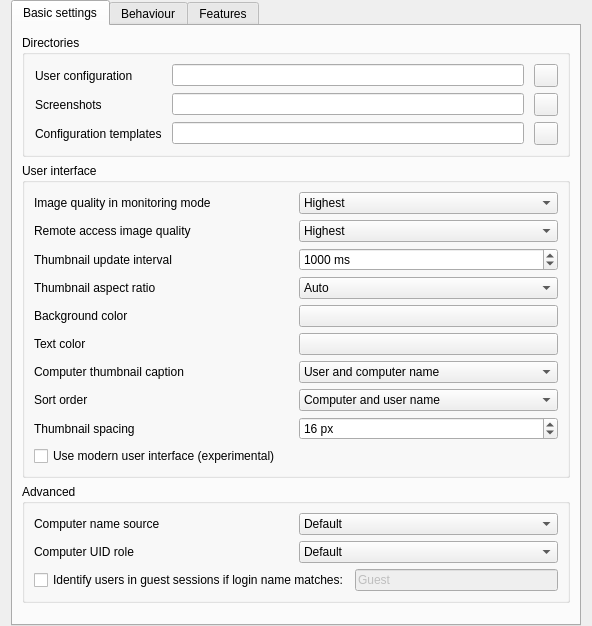
First picture: the form in configurator/src/MasterConfigurationPage.ui, repository veyon/veyon, before the edit.
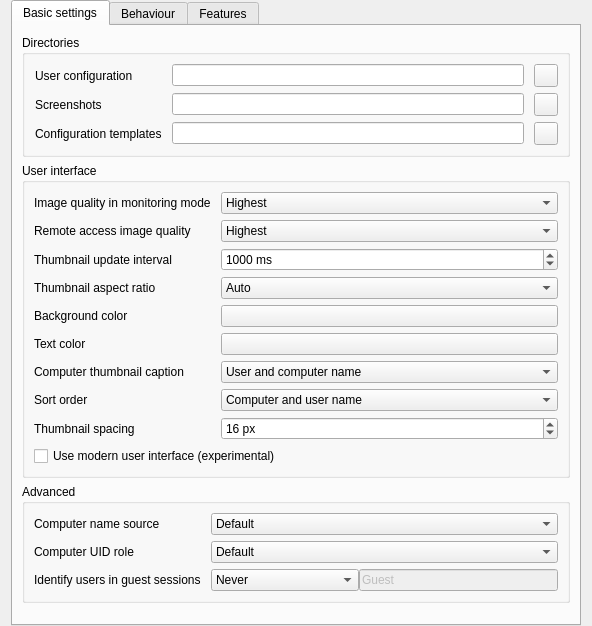
Second picture: the form after the edit. Icons and pictures are not drawn.

Commit message:
Add support for recognizing guest users by full name
This makes the configuration of guest user identification more
straightforward and at the same time allows to recognize guest users by
full name. This is required for guest accounts on Intune-managed shared
devices where the corresponding local account name is a dynamic value
such as shpctac0fff0 while only the users display name is e.g. "Guest".

Patch:
```diff
--- a/configurator/src/MasterConfigurationPage.ui
+++ b/configurator/src/MasterConfigurationPage.ui
@@ -93,17 +93,10 @@
          <property name="title">
           <string>User interface</string>
          </property>
-         <layout class="QGridLayout" name="gridLayout_2">
-          <item row="4" column="0">
-           <widget class="QLabel" name="label_6">
-            <property name="text">
-             <string>Background color</string>
-            </property>
-           </widget>
-          </item>
-          <item row="4" column="1">
-           <widget class="QPushButton" name="computerMonitoringBackgroundColor"/>
-          </item>
+         <layout class="QGridLayout" name="gridLayout_2" columnstretch="0,1">
+          <property name="horizontalSpacing">
+           <number>10</number>
+          </property>
           <item row="2" column="1">
            <widget class="QSpinBox" name="computerMonitoringUpdateInterval">
             <property name="suffix">
@@ -123,128 +116,6 @@
             </property>
            </widget>
           </item>
-          <item row="7" column="0">
-           <widget class="QLabel" name="label_10">
-            <property name="text">
-             <string>Sort order</string>
-            </property>
-           </widget>
-          </item>
-          <item row="0" column="0">
-           <widget class="QLabel" name="label_13">
-            <property name="text">
-             <string>Image quality in monitoring mode</string>
-            </property>
-           </widget>
-          </item>
-          <item row="8" column="1">
-           <widget class="QSpinBox" name="computerMonitoringThumbnailSpacing">
-            <property name="suffix">
-             <string> px</string>
-            </property>
-            <property name="prefix">
-             <string/>
-            </property>
-            <property name="minimum">
-             <number>2</number>
-            </property>
-            <property name="maximum">
-             <number>50</number>
-            </property>
-            <property name="value">
-             <number>16</number>
-            </property>
-           </widget>
-          </item>
-          <item row="8" column="0">
-           <widget class="QLabel" name="label_11">
-            <property name="text">
-             <string>Thumbnail spacing</string>
-            </property>
-           </widget>
-          </item>
-          <item row="6" column="0">
-           <widget class="QLabel" name="label_8">
-            <property name="text">
-             <string>Computer thumbnail caption</string>
-            </property>
-           </widget>
-          </item>
-          <item row="5" column="1">
-           <widget class="QPushButton" name="computerMonitoringTextColor"/>
-          </item>
-          <item row="7" column="1">
-           <widget class="QComboBox" name="computerMonitoringSortOrder">
-            <item>
-             <property name="text">
-              <string>Computer and user name</string>
-             </property>
-            </item>
-            <item>
-             <property name="text">
-              <string>Only user name</string>
-             </property>
-            </item>
-            <item>
-             <property name="text">
-              <string>Only computer name</string>
-             </property>
-            </item>
-            <item>
-             <property name="text">
-              <string>Only last part of user name</string>
-             </property>
-            </item>
-           </widget>
-          </item>
-          <item row="0" column="1">
-           <widget class="QComboBox" name="computerMonitoringImageQuality">
-            <item>
-             <property name="text">
-              <string>Highest</string>
-             </property>
-            </item>
-            <item>
-             <property name="text">
-              <string>High</string>
-             </property>
-            </item>
-            <item>
-             <property name="text">
-              <string>Medium</string>
-             </property>
-            </item>
-            <item>
-             <property name="text">
-              <string>Low</string>
-             </property>
-            </item>
-            <item>
-             <property name="text">
-              <string>Lowest</string>
-             </property>
-            </item>
-           </widget>
-          </item>
-          <item row="6" column="1">
-           <widget class="QComboBox" name="computerDisplayRoleContent">
-            <item>
-             <property name="text">
-              <string>User and computer name</string>
-             </property>
-            </item>
-            <item>
-             <property name="text">
-              <string>Only user name</string>
-             </property>
-            </item>
-            <item>
-             <property name="text">
-              <string>Only computer name</string>
-             </property>
-            </item>
-           </widget>
-          </item>
           <item row="3" column="0">
            <widget class="QLabel" name="label_12">
             <property name="text">
@@ -259,13 +130,6 @@
             </property>
            </widget>
           </item>
-          <item row="5" column="0">
-           <widget class="QLabel" name="label_9">
-            <property name="text">
-             <string>Text color</string>
-            </property>
-           </widget>
-          </item>
           <item row="3" column="1">
            <widget class="QComboBox" name="computerMonitoringAspectRatio">
             <item>
@@ -295,13 +159,167 @@
             </item>
            </widget>
           </item>
-          <item row="9" column="0" colspan="2">
+          <item row="1" column="1">
+           <widget class="QComboBox" name="remoteAccessImageQuality">
+            <item>
+             <property name="text">
+              <string>Highest</string>
+             </property>
+            </item>
+            <item>
+             <property name="text">
+              <string>High</string>
+             </property>
+            </item>
+            <item>
+             <property name="text">
+              <string>Medium</string>
+             </property>
+            </item>
+            <item>
+             <property name="text">
+              <string>Low</string>
+             </property>
+            </item>
+            <item>
+             <property name="text">
+              <string>Lowest</string>
+             </property>
+            </item>
+           </widget>
+          </item>
+          <item row="7" column="1">
+           <widget class="QComboBox" name="computerDisplayRoleContent">
+            <item>
+             <property name="text">
+              <string>User and computer name</string>
+             </property>
+            </item>
+            <item>
+             <property name="text">
+              <string>Only user name</string>
+             </property>
+            </item>
+            <item>
+             <property name="text">
+              <string>Only computer name</string>
+             </property>
+            </item>
+           </widget>
+          </item>
+          <item row="7" column="0">
+           <widget class="QLabel" name="label_8">
+            <property name="text">
+             <string>Computer thumbnail caption</string>
+            </property>
+           </widget>
+          </item>
+          <item row="10" column="0" colspan="2">
            <widget class="QCheckBox" name="modernUserInterface">
             <property name="text">
              <string>Use modern user interface (experimental)</string>
             </property>
            </widget>
           </item>
+          <item row="5" column="1">
+           <widget class="QPushButton" name="computerMonitoringBackgroundColor"/>
+          </item>
+          <item row="8" column="1">
+           <widget class="QComboBox" name="computerMonitoringSortOrder">
+            <item>
+             <property name="text">
+              <string>Computer and user name</string>
+             </property>
+            </item>
+            <item>
+             <property name="text">
+              <string>Only user name</string>
+             </property>
+            </item>
+            <item>
+             <property name="text">
+              <string>Only computer name</string>
+             </property>
+            </item>
+            <item>
+             <property name="text">
+              <string>Only last part of user name</string>
+             </property>
+            </item>
+           </widget>
+          </item>
+          <item row="9" column="0">
+           <widget class="QLabel" name="label_11">
+            <property name="text">
+             <string>Thumbnail spacing</string>
+            </property>
+           </widget>
+          </item>
+          <item row="0" column="0">
+           <widget class="QLabel" name="label_13">
+            <property name="text">
+             <string>Image quality in monitoring mode</string>
+            </property>
+           </widget>
+          </item>
+          <item row="6" column="1">
+           <widget class="QPushButton" name="computerMonitoringTextColor"/>
+          </item>
+          <item row="8" column="0">
+           <widget class="QLabel" name="label_10">
+            <property name="text">
+             <string>Sort order</string>
+            </property>
+           </widget>
+          </item>
+          <item row="9" column="1">
+           <widget class="QSpinBox" name="computerMonitoringThumbnailSpacing">
+            <property name="suffix">
+             <string> px</string>
+            </property>
+            <property name="prefix">
+             <string/>
+            </property>
+            <property name="minimum">
+             <number>2</number>
+            </property>
+            <property name="maximum">
+             <number>50</number>
+            </property>
+            <property name="value">
+             <number>16</number>
+            </property>
+           </widget>
+          </item>
+          <item row="0" column="1">
+           <widget class="QComboBox" name="computerMonitoringImageQuality">
+            <item>
+             <property name="text">
+              <string>Highest</string>
+             </property>
+            </item>
+            <item>
+             <property name="text">
+              <string>High</string>
+             </property>
+            </item>
+            <item>
+             <property name="text">
+              <string>Medium</string>
+             </property>
+            </item>
+            <item>
+             <property name="text">
+              <string>Low</string>
+             </property>
+            </item>
+            <item>
+             <property name="text">
+              <string>Lowest</string>
+             </property>
+            </item>
+           </widget>
+          </item>
           <item row="1" column="0">
            <widget class="QLabel" name="label_14">
             <property name="text">
@@ -309,33 +327,18 @@
             </property>
            </widget>
           </item>
-          <item row="1" column="1">
-           <widget class="QComboBox" name="remoteAccessImageQuality">
-            <item>
-             <property name="text">
-              <string>Highest</string>
-             </property>
-            </item>
-            <item>
-             <property name="text">
-              <string>High</string>
-             </property>
-            </item>
-            <item>
-             <property name="text">
-              <string>Medium</string>
-             </property>
-            </item>
-            <item>
-             <property name="text">
-              <string>Low</string>
-             </property>
-            </item>
-            <item>
-             <property name="text">
-              <string>Lowest</string>
-             </property>
-            </item>
+          <item row="6" column="0">
+           <widget class="QLabel" name="label_9">
+            <property name="text">
+             <string>Text color</string>
+            </property>
+           </widget>
+          </item>
+          <item row="5" column="0">
+           <widget class="QLabel" name="label_6">
+            <property name="text">
+             <string>Background color</string>
+            </property>
            </widget>
           </item>
          </layout>
@@ -346,7 +349,17 @@
          <property name="title">
           <string>Advanced</string>
          </property>
-         <layout class="QGridLayout" name="gridLayout_4">
+         <layout class="QGridLayout" name="gridLayout_4" columnstretch="0,1">
+          <property name="horizontalSpacing">
+           <number>10</number>
+          </property>
+          <item row="1" column="0">
+           <widget class="QLabel" name="computerUidRoleContentLabel">
+            <property name="text">
+             <string>Computer UID role</string>
+            </property>
+           </widget>
+          </item>
           <item row="0" column="0">
            <widget class="QLabel" name="computerNameSourceLabel">
             <property name="text">
@@ -398,13 +411,6 @@
             </item>
            </widget>
           </item>
-          <item row="1" column="0">
-           <widget class="QLabel" name="computerUidRoleContentLabel">
-            <property name="text">
-             <string>Computer UID role</string>
-            </property>
-           </widget>
-          </item>
           <item row="1" column="1">
            <widget class="QComboBox" name="computerUidRoleContent">
             <item>
@@ -419,17 +425,39 @@
             </item>
            </widget>
           </item>
-          <item row="2" column="0" colspan="2">
-           <layout class="QHBoxLayout" name="horizontalLayout_2">
+          <item row="2" column="0">
+           <widget class="QLabel" name="identifyUsersInGuestSessionsLabel">
+            <property name="text">
+             <string>Identify users in guest sessions</string>
+            </property>
+           </widget>
+          </item>
+          <item row="2" column="1">
+           <layout class="QHBoxLayout" name="_2">
             <item>
-             <widget class="QCheckBox" name="identifyUsersInGuestSessions">
-              <property name="text">
-               <string>Identify users in guest sessions if login name matches:</string>
+             <widget class="QComboBox" name="guestUserProperty">
+              <property name="sizeAdjustPolicy">
+               <enum>QComboBox::SizeAdjustPolicy::AdjustToContents</enum>
               </property>
+              <item>
+               <property name="text">
+                <string>Never</string>
+               </property>
+              </item>
+              <item>
+               <property name="text">
+                <string>If login name matches</string>
+               </property>
+              </item>
+              <item>
+               <property name="text">
+                <string>If full name matches</string>
+               </property>
+              </item>
              </widget>
             </item>
             <item>
-             <widget class="QLineEdit" name="guestUserLoginName">
+             <widget class="QLineEdit" name="guestUserValue">
               <property name="enabled">
                <bool>false</bool>
               </property>
```
Left out of the diff: 22 changed lines with no effect on the pictures. The commit also changes 5 other files.
